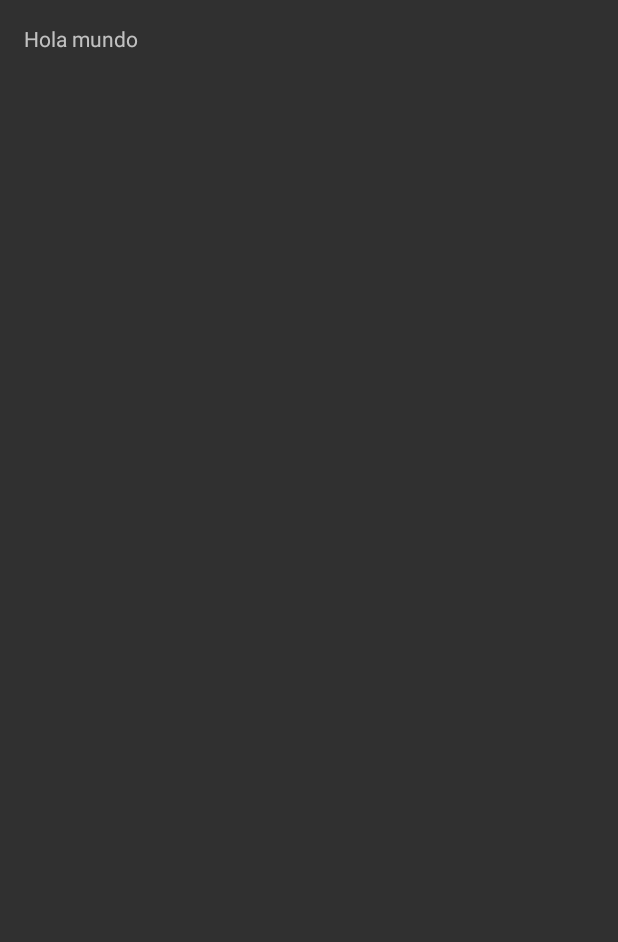
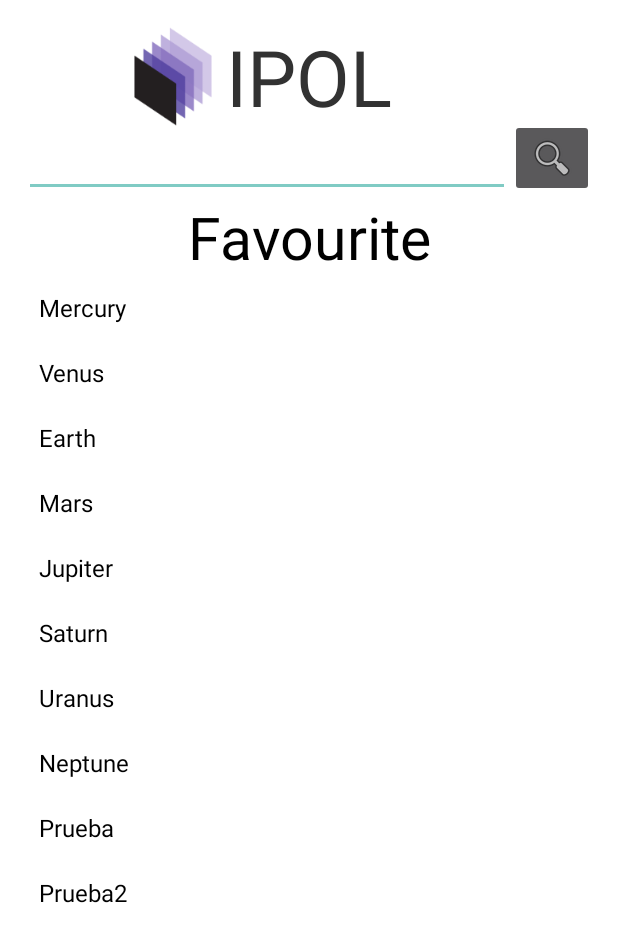
Before and after one commit to CarlosEscobarBlasco/TFG-IPOL, an Android app: the FavsView screen opened directly, with no data from a screen before it, on a phone screen of 412 x 824 dp. Before the commit the part shown is almost empty. Shown: the top 942 px of the screen. Run offline under Robolectric (Android 15) with nearby library versions, the phone set to English and light mode, and no system bars; our stand-ins replace sdp/ssp sizes.

Commit message:
Favourite View created with a scrolleable list

```diff
--- a/app/src/main/AndroidManifest.xml
+++ b/app/src/main/AndroidManifest.xml
@@ -16,7 +16,6 @@
             </intent-filter>
         </activity>
 
-
         <activity android:name=".FavsView" >
         </activity>
     </application>
--- a/app/src/main/java/app/com/example/carlos/tfgipol/FavsView.java
+++ b/app/src/main/java/app/com/example/carlos/tfgipol/FavsView.java
@@ -1,13 +1,43 @@
 package app.com.example.carlos.tfgipol;
 
+import android.app.Activity;
+import android.app.ListActivity;
+import android.os.Debug;
 import android.support.v7.app.AppCompatActivity;
 import android.os.Bundle;
+import android.view.WindowManager;
+import android.widget.ArrayAdapter;
+import android.widget.ListView;
 
-public class FavsView extends AppCompatActivity {
+import java.util.ArrayList;
+import java.util.Arrays;
+
+public class FavsView extends Activity {
+
+    private ListView mainListView ;
 
     @Override
     protected void onCreate(Bundle savedInstanceState) {
+
         super.onCreate(savedInstanceState);
         setContentView(R.layout.activity_favs_view);
+
+        mainListView = (ListView) findViewById( R.id.listView_favs);
+        String[] planets = new String[] { "Mercury", "Venus", "Earth", "Mars",
+                "Jupiter", "Saturn", "Uranus", "Neptune","Prueba","Prueba2"};
+
+        ArrayList<String> planetList = new ArrayList<>();
+        planetList.addAll( Arrays.asList(planets) );
+
+
+        ArrayAdapter<String> adapter = new ArrayAdapter<>(
+                this,
+                R.layout.simplerow,
+                planetList);
+
+        // 3. Call setListAdapter
+        //setListAdapter(adapter);
+        mainListView.setAdapter(adapter);
+        getWindow().setSoftInputMode(WindowManager.LayoutParams.SOFT_INPUT_STATE_HIDDEN);
     }
 }
--- a/app/src/main/res/layout/activity_favs_view.xml
+++ b/app/src/main/res/layout/activity_favs_view.xml
@@ -5,11 +5,72 @@
     android:paddingRight="@dimen/activity_horizontal_margin"
     android:paddingTop="@dimen/activity_vertical_margin"
     android:paddingBottom="@dimen/activity_vertical_margin"
-    tools:context="app.com.example.carlos.tfgipol.FavsView">
+    tools:context="app.com.example.carlos.tfgipol.FavsView"
+    android:background="@android:color/background_light">
 
     <TextView
         android:layout_width="wrap_content"
         android:layout_height="wrap_content"
-        android:text="Hola mundo"/>
+        android:textAppearance="?android:attr/textAppearanceLarge"
+        android:text="@string/app_name2"
+        android:id="@+id/title"
+        android:textSize="@dimen/_40sdp"
+        android:textColor="@android:color/secondary_text_light"
+        android:elegantTextHeight="true"
+        android:layout_alignParentTop="true"
+        android:layout_centerHorizontal="true" />
+    <ImageView
+        android:layout_width="wrap_content"
+        android:layout_height="wrap_content"
+        android:id="@+id/imageView2"
+        android:src="@drawable/ipol"
+        android:layout_alignTop="@+id/title"
+        android:layout_toStartOf="@+id/title"
+        android:contentDescription="@string/ipolIcon"
+        android:layout_alignBottom="@+id/title" />
+    <EditText
+        android:layout_width="fill_parent"
+        android:layout_height="wrap_content"
+        android:id="@+id/searchText"
+        android:theme="@style/MyEditTextTheme"
+        android:layout_below="@+id/title"
+        android:layout_alignParentStart="true"
+        android:textColor="@android:color/black"
+        android:layout_toStartOf="@+id/searchButton"
+        android:autoText="false"
+        android:inputType="text">
+    </EditText>
+
+    <ImageButton
+        android:layout_width="wrap_content"
+        android:layout_height="wrap_content"
+        android:id="@+id/searchButton"
+        android:contentDescription="@string/imgDescription"
+        android:src="@android:drawable/ic_menu_search"
+        android:layout_alignBottom="@+id/searchText"
+        android:layout_alignParentEnd="true" />
+
+    <LinearLayout
+        android:layout_width="fill_parent"
+        android:layout_height="fill_parent"
+        android:layout_below="@+id/searchText"
+
+        android:orientation="vertical">
+        <TextView
+            android:layout_width="fill_parent"
+            android:layout_height="wrap_content"
+            android:text="@string/favs"
+            android:textColor="@android:color/black"
+            android:textSize="@dimen/_30sdp"
+            android:gravity="center"/>
+
+        <ListView
+            android:layout_width="match_parent"
+            android:layout_height="match_parent"
+            android:id="@+id/listView_favs">
+
+        </ListView>
+
+    </LinearLayout>
 
 </RelativeLayout>
--- a/app/src/main/res/layout/activity_main.xml
+++ b/app/src/main/res/layout/activity_main.xml
@@ -19,14 +19,27 @@
         android:elegantTextHeight="true"
         android:layout_alignParentTop="true"
         android:layout_centerHorizontal="true" />
+    <ImageView
+        android:layout_width="wrap_content"
+        android:layout_height="wrap_content"
+        android:id="@+id/imageView2"
+        android:src="@drawable/ipol"
+        android:layout_alignTop="@+id/title"
+        android:layout_toStartOf="@+id/title"
+        android:contentDescription="@string/ipolIcon"
+        android:layout_above="@+id/relativeLayout" />
+
+
+
     <LinearLayout
         android:layout_width="fill_parent"
         android:layout_height="fill_parent"
-        android:layout_below="@+id/searchText"
-        android:layout_centerHorizontal="true"
         android:id="@+id/relativeLayout"
-        android:paddingTop="@dimen/_20sdp"
-        android:orientation="vertical">
+        android:paddingTop="@dimen/_30sdp"
+        android:orientation="vertical"
+        android:layout_below="@+id/title"
+        android:layout_alignParentStart="true">
+
         <Button
             android:layout_width="fill_parent"
             android:layout_height="@dimen/_110sdp"
@@ -52,36 +65,4 @@
     </LinearLayout>
 
 
-    <EditText
-        android:layout_width="fill_parent"
-        android:layout_height="wrap_content"
-        android:id="@+id/searchText"
-        android:inputType="text"
-        android:theme="@style/MyEditTextTheme"
-        android:layout_below="@+id/title"
-        android:layout_alignParentStart="true"
-        android:textColor="@android:color/black"
-        android:layout_toStartOf="@+id/searchButton">
-    </EditText>
-
-    <ImageButton
-        android:layout_width="wrap_content"
-        android:layout_height="wrap_content"
-        android:id="@+id/searchButton"
-        android:contentDescription="@string/imgDescription"
-        android:src="@android:drawable/ic_menu_search"
-        android:layout_alignBottom="@+id/searchText"
-        android:layout_alignParentEnd="true" />
-
-    <ImageView
-        android:layout_width="wrap_content"
-        android:layout_height="wrap_content"
-        android:id="@+id/imageView2"
-        android:src="@drawable/ipol"
-        android:layout_alignTop="@+id/title"
-        android:layout_toStartOf="@+id/title"
-        android:layout_above="@+id/searchText"
-        android:contentDescription="@string/ipolIcon"/>
-
-
 </RelativeLayout>
--- /dev/null
+++ b/app/src/main/res/layout/simplerow.xml
@@ -0,0 +1,8 @@
+<TextView xmlns:android="http://schemas.android.com/apk/res/android"
+    android:id="@+id/rowTextView"
+    android:layout_width="fill_parent"
+    android:layout_height="wrap_content"
+    android:padding="10dp"
+    android:textSize="16sp"
+    android:textColor="@android:color/black">
+</TextView>
--- a/app/src/main/res/values/strings.xml
+++ b/app/src/main/res/values/strings.xml
@@ -2,7 +2,7 @@
     <string name="app_name">TFGIpol</string>
     <string name="app_name2">IPOL</string>
     <string name="imgDescription">ImageDescription</string>
-    <string name="favs">Favs</string>
+    <string name="favs">Favourite</string>
     <string name="hist">History</string>
     <string name="topics">Topics</string>
     <string name="ipolIcon">Ipol Icon</string>
```
